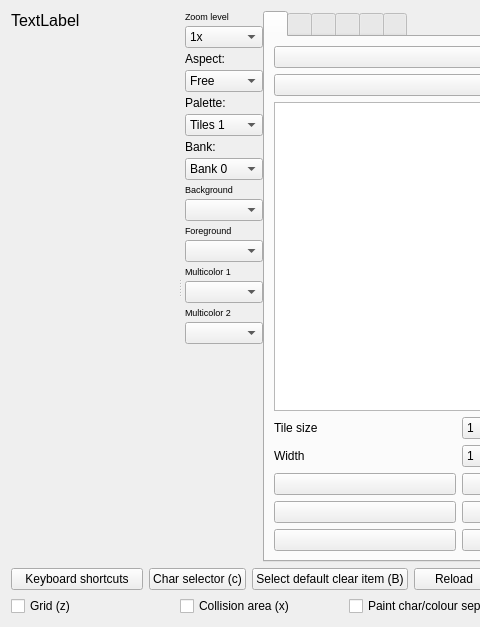
The window that source/trsedocuments/formimageeditor.ui (leuat/TRSE) describes before a commit, drawn with Qt 5; both pictures show x 0 to 480 and y 0 to 627 of the 1041 by 627 pixel window.
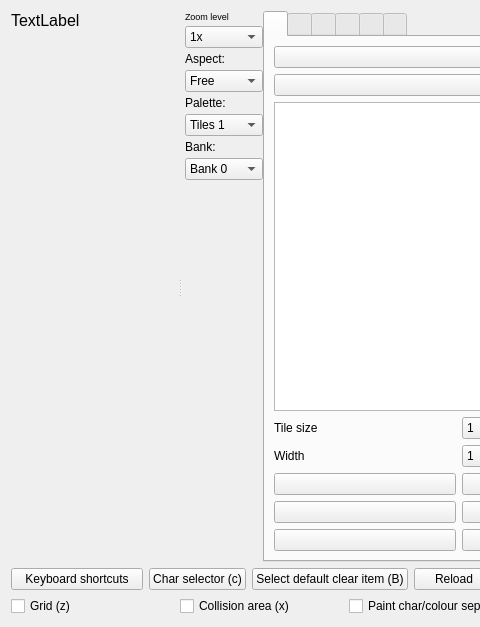
The same window after the commit. Icons and pictures are not drawn. Custom widgets are drawn as their Qt base class.

Patch:
```diff
--- a/source/trsedocuments/formimageeditor.ui
+++ b/source/trsedocuments/formimageeditor.ui
@@ -121,7 +121,7 @@
           <layout class="QGridLayout" name="layoutColorsEdit_3"/>
          </item>
          <item>
-          <layout class="QVBoxLayout" name="verticalLayout" stretch="0,0,0,0,0,0,0,0,1,1,1,1,1,1,1,1,0">
+          <layout class="QVBoxLayout" name="verticalLayout" stretch="0,0,0,0,0,0,0,0,0">
            <property name="spacing">
             <number>4</number>
            </property>
@@ -262,85 +262,6 @@
              </item>
             </widget>
            </item>
-           <item>
-            <widget class="QLabel" name="lblBackground">
-             <property name="font">
-              <font>
-               <pointsize>7</pointsize>
-              </font>
-             </property>
-             <property name="text">
-              <string>Background</string>
-             </property>
-            </widget>
-           </item>
-           <item>
-            <widget class="QComboBox" name="cmbBackgroundMain_3">
-             <property name="toolTip">
-              <string>General background color. </string>
-             </property>
-            </widget>
-           </item>
-           <item>
-            <widget class="QLabel" name="lblForeground">
-             <property name="font">
-              <font>
-               <pointsize>7</pointsize>
-              </font>
-             </property>
-             <property name="toolTip">
-              <string>Foreground color. Only used for full-screen multicolor images.</string>
-             </property>
-             <property name="text">
-              <string>Foreground</string>
-             </property>
-            </widget>
-           </item>
-           <item>
-            <widget class="QComboBox" name="cmbBorderMain_3">
-             <property name="toolTip">
-              <string/>
-             </property>
-            </widget>
-           </item>
-           <item>
-            <widget class="QLabel" name="lblMC1">
-             <property name="font">
-              <font>
-               <pointsize>7</pointsize>
-              </font>
-             </property>
-             <property name="text">
-              <string>Multicolor 1</string>
-             </property>
-            </widget>
-           </item>
-           <item>
-            <widget class="QComboBox" name="cmbMC1">
-             <property name="toolTip">
-              <string>Set multicolor #1 (charsets, sprites)</string>
-             </property>
-            </widget>
-           </item>
-           <item>
-            <widget class="QLabel" name="lblMC2">
-             <property name="font">
-              <font>
-               <pointsize>7</pointsize>
-              </font>
-             </property>
-             <property name="text">
-              <string>Multicolor 2</string>
-             </property>
-            </widget>
-           </item>
-           <item>
-            <widget class="QComboBox" name="cmbMC2">
-             <property name="toolTip">
-              <string>Set multicolor #1 (charsets, sprites)</string>
-             </property>
-            </widget>
-           </item>
            <item>
             <spacer name="verticalSpacer">
              <property name="orientation">
```
